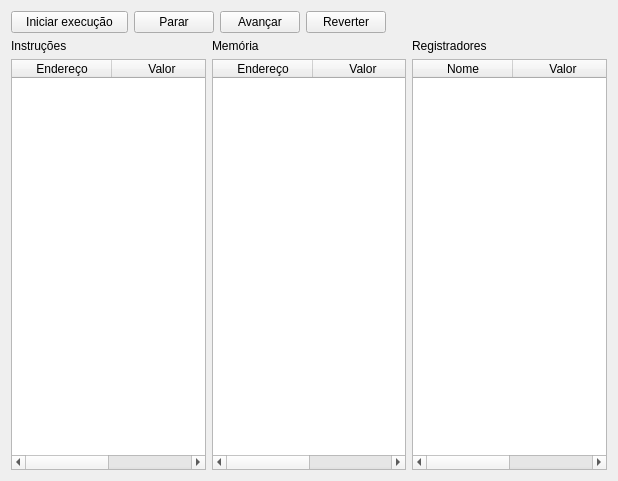
Before: the Qt Designer form Arquitetura e Organização de Computadores/Assembler/ProcessorSimulator/mainwindow.ui in concatto/ciencia-da-computacao, drawn with Qt 5.
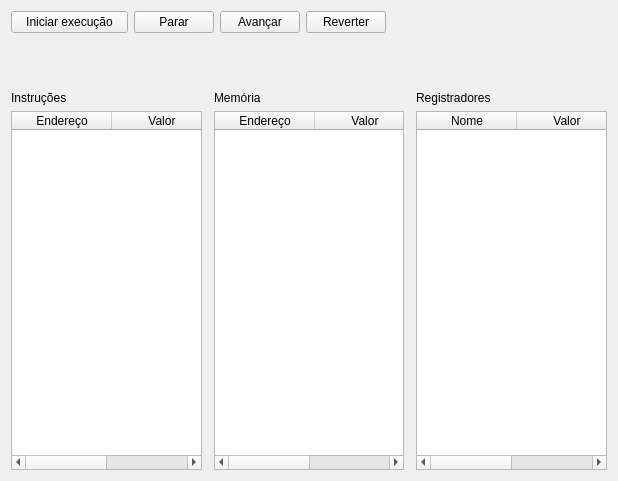
After: the same form once the commit is applied.

Diff of the .ui file:
```diff
--- a/Arquitetura e Organização de Computadores/Assembler/ProcessorSimulator/mainwindow.ui
+++ b/Arquitetura e Organização de Computadores/Assembler/ProcessorSimulator/mainwindow.ui
@@ -15,6 +15,9 @@
   </property>
   <widget class="QWidget" name="centralWidget">
    <layout class="QVBoxLayout" name="verticalLayout_4">
+    <property name="spacing">
+     <number>18</number>
+    </property>
     <item>
      <layout class="QHBoxLayout" name="horizontalLayout_2">
       <item>
@@ -90,12 +93,28 @@
       </item>
      </layout>
     </item>
+    <item>
+     <widget class="QLabel" name="instructionLabel">
+      <property name="font">
+       <font>
+        <family>Courier New</family>
+        <pointsize>14</pointsize>
+       </font>
+      </property>
+      <property name="text">
+       <string/>
+      </property>
+     </widget>
+    </item>
     <item>
      <layout class="QHBoxLayout" name="horizontalLayout">
+      <property name="spacing">
+       <number>12</number>
+      </property>
       <item>
        <layout class="QVBoxLayout" name="verticalLayout_2">
         <item>
-         <widget class="QLabel" name="instructionLabel">
+         <widget class="QLabel" name="instructionTableLabel">
           <property name="text">
            <string>Instruções</string>
           </property>
```
Left out of the diff: 6 changed lines with no effect on the pictures.
